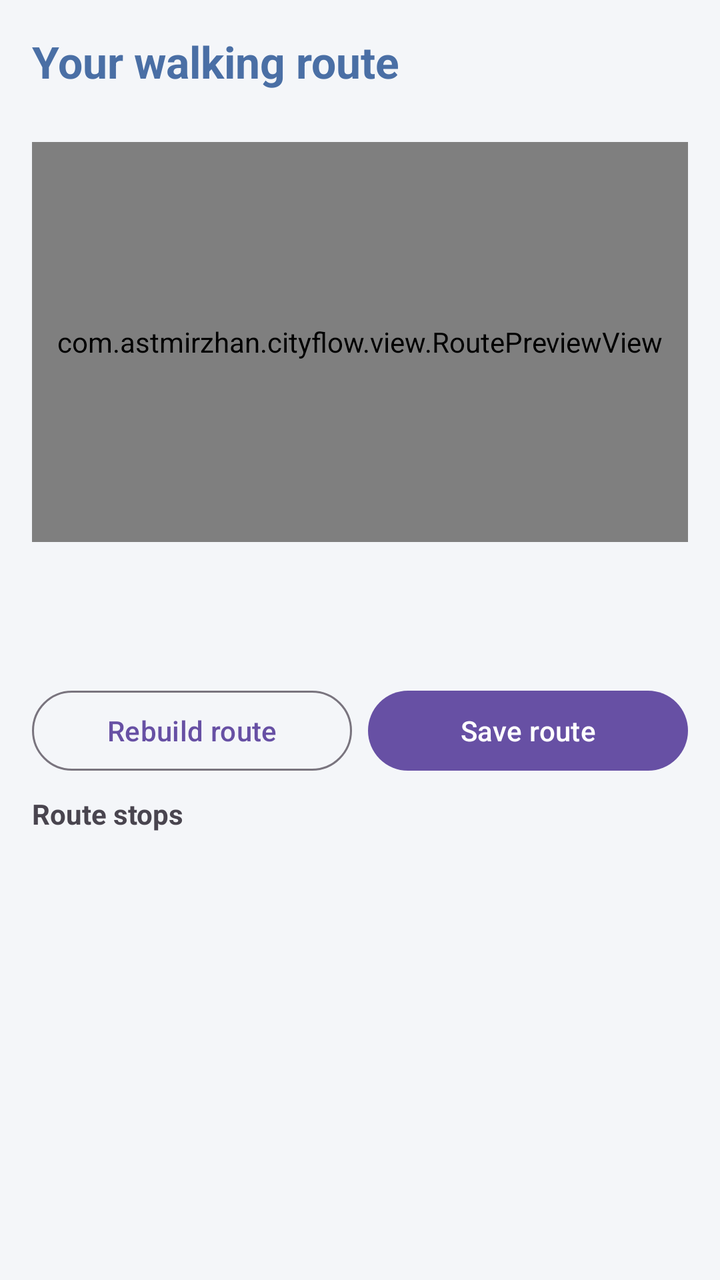
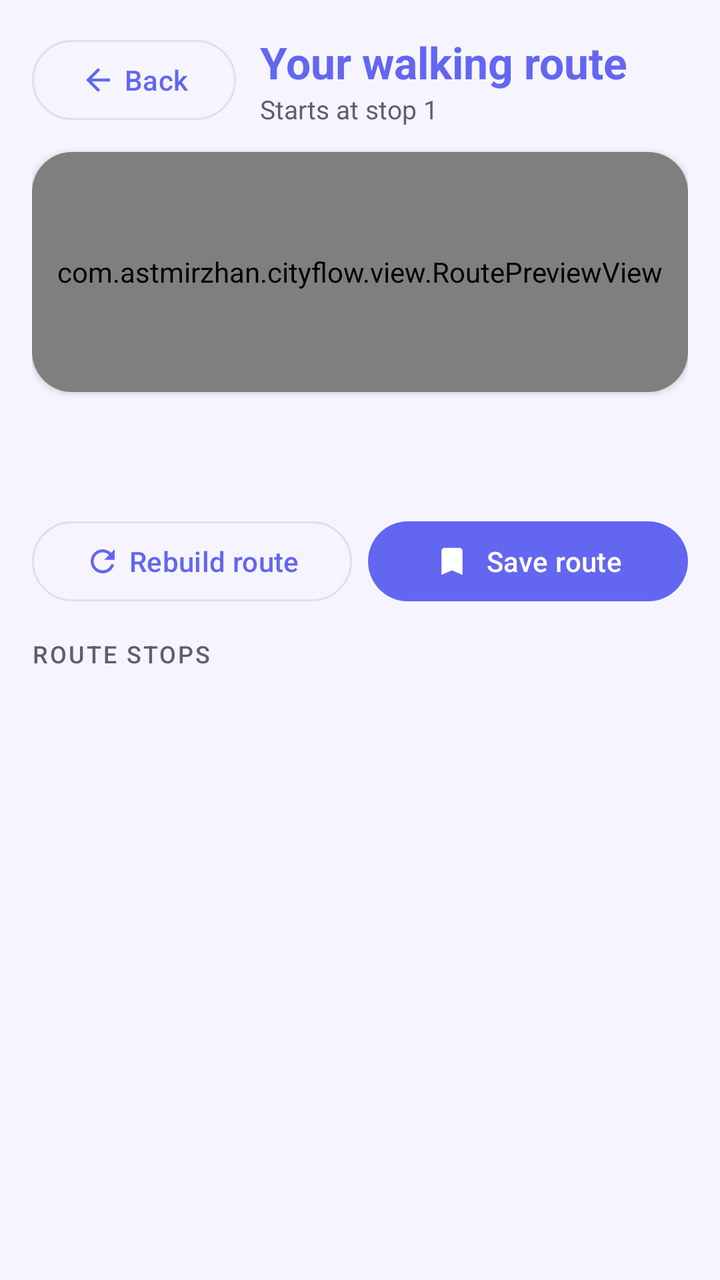

Two renders of the same Android screen: before a commit and after it. Below are the layout's source before the change and the commit's diff.
<!-- AndroidManifest.xml: application theme Theme.CityFlow -->
<!-- res/layout/activity_route_result.xml -->
<?xml version="1.0" encoding="utf-8"?>
<LinearLayout xmlns:android="http://schemas.android.com/apk/res/android"
    android:id="@+id/routeRoot"
    android:layout_width="match_parent"
    android:layout_height="match_parent"
    android:orientation="vertical"
    android:fitsSystemWindows="true"
    android:background="@color/cityflow_surface"
    android:padding="16dp">

    <TextView
        android:layout_width="wrap_content"
        android:layout_height="wrap_content"
        android:text="@string/route_result_title"
        android:textColor="@color/cityflow_primary"
        android:textSize="22sp"
        android:textStyle="bold" />

    <TextView
        android:id="@+id/sourceLabel"
        android:layout_width="wrap_content"
        android:layout_height="wrap_content"
        android:textColor="@color/cityflow_text_secondary"
        android:textSize="13sp" />

    <com.astmirzhan.cityflow.view.RoutePreviewView
        android:id="@+id/routePreview"
        android:layout_width="match_parent"
        android:layout_height="200dp"
        android:layout_marginTop="8dp"
        android:background="@color/white" />

    <TextView
        android:id="@+id/routeSummary"
        android:layout_width="match_parent"
        android:layout_height="wrap_content"
        android:layout_marginTop="8dp"
        android:textStyle="bold" />

    <TextView
        android:id="@+id/motionStatus"
        android:layout_width="wrap_content"
        android:layout_height="wrap_content"
        android:textColor="@color/cityflow_text_secondary"
        android:textSize="13sp" />

    <TextView
        android:id="@+id/lightStatus"
        android:layout_width="wrap_content"
        android:layout_height="wrap_content"
        android:textColor="@color/cityflow_text_secondary"
        android:textSize="13sp" />

    <LinearLayout
        android:layout_width="match_parent"
        android:layout_height="wrap_content"
        android:layout_marginTop="8dp"
        android:orientation="horizontal">

        <Button
            android:id="@+id/rebuildButton"
            style="?attr/materialButtonOutlinedStyle"
            android:layout_width="0dp"
            android:layout_height="wrap_content"
            android:layout_marginEnd="8dp"
            android:layout_weight="1"
            android:text="@string/rebuild_button" />

        <Button
            android:id="@+id/saveButton"
            android:layout_width="0dp"
            android:layout_height="wrap_content"
            android:layout_weight="1"
            android:text="@string/save_button" />
    </LinearLayout>

    <TextView
        android:layout_width="wrap_content"
        android:layout_height="wrap_content"
        android:layout_marginTop="8dp"
        android:text="@string/stops_header"
        android:textStyle="bold" />

    <TextView
        android:id="@+id/emptyLabel"
        android:layout_width="match_parent"
        android:layout_height="wrap_content"
        android:layout_marginTop="8dp"
        android:text="@string/empty_route"
        android:textColor="@color/cityflow_text_secondary"
        android:visibility="gone" />

    <androidx.recyclerview.widget.RecyclerView
        android:id="@+id/stopsList"
        android:layout_width="match_parent"
        android:layout_height="0dp"
        android:layout_marginTop="8dp"
        android:layout_weight="1" />

</LinearLayout>
<!-- resources referenced by this layout -->
<resources>
  <color name="cityflow_primary">#FF4A6FA5</color>
  <color name="cityflow_surface">#FFF4F6F9</color>
  <color name="cityflow_text_secondary">#FF5F6B7A</color>
  <color name="white">#FFFFFFFF</color>
  <string name="empty_route">No places fit the selected time. Try more time or fewer filters.</string>
  <string name="rebuild_button">Rebuild route</string>
  <string name="route_result_title">Your walking route</string>
  <string name="save_button">Save route</string>
  <string name="stops_header">Route stops</string>
  <style name="Theme.CityFlow" parent="Base.Theme.CityFlow" />
  <style name="Base.Theme.CityFlow" parent="Theme.Material3.DayNight.NoActionBar">
          
          
      </style>
</resources>

<!-- the commit's change to res/layout/activity_route_result.xml (unified diff, before → after) -->
@@ -1,60 +1,104 @@
 <?xml version="1.0" encoding="utf-8"?>
 <LinearLayout xmlns:android="http://schemas.android.com/apk/res/android"
+    xmlns:app="http://schemas.android.com/apk/res-auto"
     android:id="@+id/routeRoot"
     android:layout_width="match_parent"
     android:layout_height="match_parent"
     android:orientation="vertical"
     android:fitsSystemWindows="true"
-    android:background="@color/cityflow_surface"
+    android:background="?android:attr/colorBackground"
     android:padding="16dp">
 
-    <TextView
-        android:layout_width="wrap_content"
+    <LinearLayout
+        android:layout_width="match_parent"
         android:layout_height="wrap_content"
-        android:text="@string/route_result_title"
-        android:textColor="@color/cityflow_primary"
-        android:textSize="22sp"
-        android:textStyle="bold" />
+        android:gravity="center_vertical"
+        android:orientation="horizontal">
 
-    <TextView
-        android:id="@+id/sourceLabel"
-        android:layout_width="wrap_content"
-        android:layout_height="wrap_content"
-        android:textColor="@color/cityflow_text_secondary"
-        android:textSize="13sp" />
+        <Button
+            android:id="@+id/backButton"
+            style="?attr/materialButtonOutlinedStyle"
+            android:layout_width="wrap_content"
+            android:layout_height="wrap_content"
+            android:minWidth="0dp"
+            android:text="@string/back_button"
+            app:icon="@drawable/ic_arrow_back"
+            app:iconGravity="textStart" />
 
-    <com.astmirzhan.cityflow.view.RoutePreviewView
-        android:id="@+id/routePreview"
+        <LinearLayout
+            android:layout_width="0dp"
+            android:layout_height="wrap_content"
+            android:layout_marginStart="12dp"
+            android:layout_weight="1"
+            android:orientation="vertical">
+
+            <TextView
+                android:layout_width="wrap_content"
+                android:layout_height="wrap_content"
+                android:text="@string/route_result_title"
+                android:textColor="?attr/colorPrimary"
+                android:textSize="22sp"
+                android:textStyle="bold" />
+
+            <TextView
+                android:layout_width="wrap_content"
+                android:layout_height="wrap_content"
+                android:text="@string/route_subtitle"
+                android:textColor="?attr/colorOnSurfaceVariant"
+                android:textSize="13sp" />
+        </LinearLayout>
+    </LinearLayout>
+
+    <com.google.android.material.card.MaterialCardView
         android:layout_width="match_parent"
-        android:layout_height="200dp"
-        android:layout_marginTop="8dp"
-        android:background="@color/white" />
+        android:layout_height="120dp"
+        android:layout_marginTop="12dp"
+        app:cardBackgroundColor="?attr/colorSurface"
+        app:cardCornerRadius="20dp"
+        app:cardElevation="2dp"
+        app:strokeWidth="0dp">
+
+        <com.astmirzhan.cityflow.view.RoutePreviewView
+            android:id="@+id/routePreview"
+            android:layout_width="match_parent"
+            android:layout_height="match_parent" />
+    </com.google.android.material.card.MaterialCardView>
 
     <TextView
         android:id="@+id/routeSummary"
         android:layout_width="match_parent"
         android:layout_height="wrap_content"
-        android:layout_marginTop="8dp"
+        android:layout_marginTop="12dp"
+        android:textColor="?attr/colorOnSurface"
+        android:textSize="15sp"
         android:textStyle="bold" />
-
-    <TextView
-        android:id="@+id/motionStatus"
-        android:layout_width="wrap_content"
-        android:layout_height="wrap_content"
-        android:textColor="@color/cityflow_text_secondary"
-        android:textSize="13sp" />
-
-    <TextView
-        android:id="@+id/lightStatus"
-        android:layout_width="wrap_content"
-        android:layout_height="wrap_content"
-        android:textColor="@color/cityflow_text_secondary"
-        android:textSize="13sp" />
 
     <LinearLayout
         android:layout_width="match_parent"
         android:layout_height="wrap_content"
-        android:layout_marginTop="8dp"
+        android:layout_marginTop="2dp"
+        android:orientation="horizontal">
+
+        <TextView
+            android:id="@+id/motionStatus"
+            android:layout_width="wrap_content"
+            android:layout_height="wrap_content"
+            android:textColor="?attr/colorOnSurfaceVariant"
+            android:textSize="12sp" />
+
+        <TextView
+            android:id="@+id/lightStatus"
+            android:layout_width="wrap_content"
+            android:layout_height="wrap_content"
+            android:layout_marginStart="12dp"
+            android:textColor="?attr/colorOnSurfaceVariant"
+            android:textSize="12sp" />
+    </LinearLayout>
+
+    <LinearLayout
+        android:layout_width="match_parent"
+        android:layout_height="wrap_content"
+        android:layout_marginTop="10dp"
         android:orientation="horizontal">
 
         <Button
@@ -64,22 +108,26 @@
             android:layout_height="wrap_content"
             android:layout_marginEnd="8dp"
             android:layout_weight="1"
-            android:text="@string/rebuild_button" />
+            android:text="@string/rebuild_button"
+            app:icon="@drawable/ic_refresh"
+            app:iconGravity="textStart" />
 
         <Button
             android:id="@+id/saveButton"
             android:layout_width="0dp"
             android:layout_height="wrap_content"
             android:layout_weight="1"
-            android:text="@string/save_button" />
+            android:text="@string/save_button"
+            app:icon="@drawable/ic_save"
+            app:iconGravity="textStart" />
     </LinearLayout>
 
     <TextView
+        style="@style/TextAppearance.CityFlow.SectionLabel"
         android:layout_width="wrap_content"
         android:layout_height="wrap_content"
-        android:layout_marginTop="8dp"
-        android:text="@string/stops_header"
-        android:textStyle="bold" />
+        android:layout_marginTop="14dp"
+        android:text="@string/stops_header" />
 
     <TextView
         android:id="@+id/emptyLabel"
@@ -87,7 +135,7 @@
         android:layout_height="wrap_content"
         android:layout_marginTop="8dp"
         android:text="@string/empty_route"
-        android:textColor="@color/cityflow_text_secondary"
+        android:textColor="?attr/colorOnSurfaceVariant"
         android:visibility="gone" />
 
     <androidx.recyclerview.widget.RecyclerView
@@ -95,6 +143,8 @@
         android:layout_width="match_parent"
         android:layout_height="0dp"
         android:layout_marginTop="8dp"
-        android:layout_weight="1" />
+        android:layout_weight="1"
+        android:clipToPadding="false"
+        android:paddingBottom="8dp" />
 
 </LinearLayout>
<!-- resource entries referenced after the edit -->
@@ -1,18 +1,65 @@
 <!-- resources referenced by this layout -->
 <resources>
-  <color name="cityflow_primary">#FF4A6FA5</color>
-  <color name="cityflow_surface">#FFF4F6F9</color>
-  <color name="cityflow_text_secondary">#FF5F6B7A</color>
-  <color name="white">#FFFFFFFF</color>
+  <!-- drawable ic_arrow_back (drawable) -->
+  <vector xmlns:android="http://schemas.android.com/apk/res/android"
+      android:width="24dp" android:height="24dp"
+      android:viewportWidth="24" android:viewportHeight="24"
+      android:tint="?attr/colorPrimary">
+      <path android:fillColor="@android:color/white"
+          android:pathData="M20,11H7.83l5.59,-5.59L12,4l-8,8 8,8 1.41,-1.41L7.83,13H20v-2z"/>
+  </vector>
+  <!-- drawable ic_refresh (drawable) -->
+  <vector xmlns:android="http://schemas.android.com/apk/res/android"
+      android:width="24dp" android:height="24dp"
+      android:viewportWidth="24" android:viewportHeight="24"
+      android:tint="?attr/colorPrimary">
+      <path android:fillColor="@android:color/white"
+          android:pathData="M17.65,6.35C16.2,4.9 14.21,4 12,4c-4.42,0 -7.99,3.58 -7.99,8s3.57,8 7.99,8c3.73,0 6.84,-2.55 7.73,-6h-2.08c-0.82,2.33 -3.04,4 -5.65,4 -3.31,0 -6,-2.69 -6,-6s2.69,-6 6,-6c1.66,0 3.14,0.69 4.22,1.78L13,11h7V4l-2.35,2.35z"/>
+  </vector>
+  <!-- drawable ic_save (drawable) -->
+  <vector xmlns:android="http://schemas.android.com/apk/res/android"
+      android:width="24dp" android:height="24dp"
+      android:viewportWidth="24" android:viewportHeight="24"
+      android:tint="?attr/colorOnPrimary">
+      <path android:fillColor="@android:color/white"
+          android:pathData="M17,3L7,3c-1.1,0 -1.99,0.9 -1.99,2L5,21l7,-3 7,3L19,5c0,-1.1 -0.9,-2 -2,-2z"/>
+  </vector>
+  <string name="back_button">Back</string>
+  <color name="cityflow_primary">#FF6366F1</color>
+  <color name="cityflow_on_primary">#FFFFFFFF</color>
+  <color name="cityflow_primary_container">#FFE6E6FE</color>
+  <color name="cityflow_on_primary_container">#FF2A2172</color>
+  <color name="cityflow_accent">#FFF97316</color>
+  <color name="cityflow_on_accent">#FFFFFFFF</color>
+  <color name="cityflow_surface">#FFF6F5FF</color>
+  <color name="cityflow_card">#FFFFFFFF</color>
+  <color name="cityflow_text_primary">#FF1B1B2B</color>
+  <color name="cityflow_text_secondary">#FF5B5F73</color>
+  <color name="cityflow_outline">#FFDFDDF7</color>
   <string name="empty_route">No places fit the selected time. Try more time or fewer filters.</string>
   <string name="rebuild_button">Rebuild route</string>
   <string name="route_result_title">Your walking route</string>
+  <string name="route_subtitle">Starts at stop 1</string>
   <string name="save_button">Save route</string>
   <string name="stops_header">Route stops</string>
+  <style name="TextAppearance.CityFlow.SectionLabel" parent="TextAppearance.Material3.LabelMedium">
+          <item name="android:textAllCaps">true</item>
+          <item name="android:letterSpacing">0.08</item>
+          <item name="android:textColor">?attr/colorOnSurfaceVariant</item>
+      </style>
   <style name="Theme.CityFlow" parent="Base.Theme.CityFlow" />
   <style name="Base.Theme.CityFlow" parent="Theme.Material3.DayNight.NoActionBar">
-          
-          
+          <item name="colorPrimary">@color/cityflow_primary</item>
+          <item name="colorOnPrimary">@color/cityflow_on_primary</item>
+          <item name="colorPrimaryContainer">@color/cityflow_primary_container</item>
+          <item name="colorOnPrimaryContainer">@color/cityflow_on_primary_container</item>
+          <item name="colorSecondary">@color/cityflow_accent</item>
+          <item name="colorOnSecondary">@color/cityflow_on_accent</item>
+          <item name="android:colorBackground">@color/cityflow_surface</item>
+          <item name="colorSurface">@color/cityflow_card</item>
+          <item name="colorOnSurface">@color/cityflow_text_primary</item>
+          <item name="colorOnSurfaceVariant">@color/cityflow_text_secondary</item>
+          <item name="colorOutline">@color/cityflow_outline</item>
       </style>
 </resources>
 
